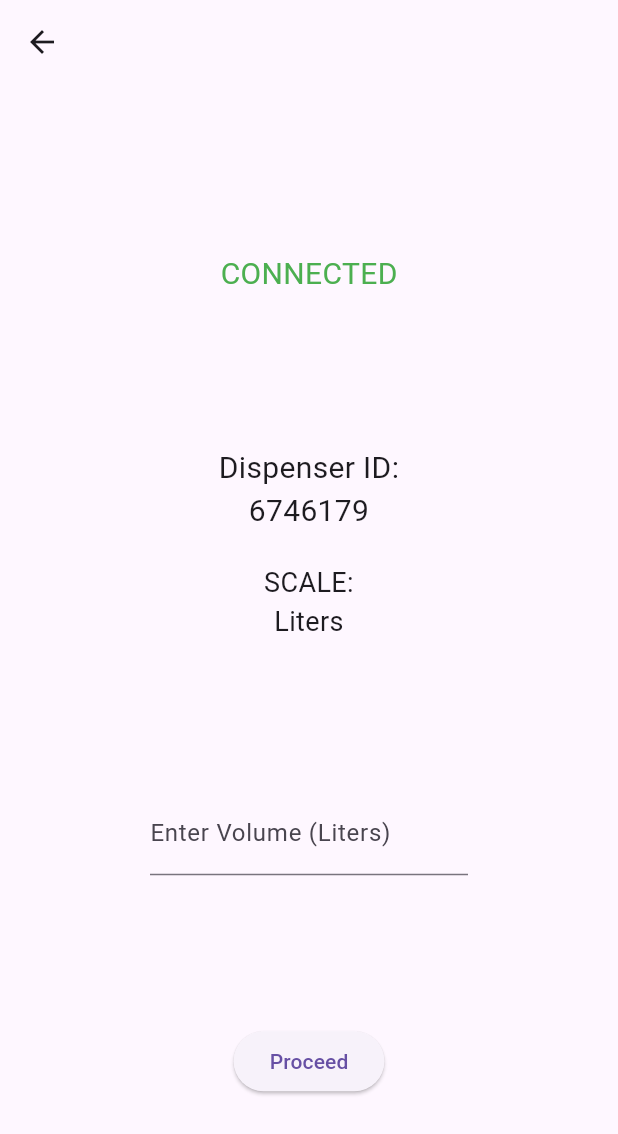
After one commit to nsisong/nfcpay, a Flutter app: the DispenserControl screen opened directly, on a phone screen of 412 x 824 dp. The commit adds this screen. Shown: the top 1134 px of the screen. Run offline on Flutter 3.47's test engine with Material 3 defaults, Android fonts, the phone set to English and light mode, and no system bars; our stand-ins replace flutter_blue; missing offline and left inert: nfc_manager.

Commit message:
designed the s3 screen

```diff
--- /dev/null
+++ b/lib/screen3.dart
@@ -0,0 +1,76 @@
+import 'package:flutter/material.dart';
+
+class DispenserControl extends StatefulWidget {
+  @override
+  _DispenserControlState createState() => _DispenserControlState();
+}
+
+class _DispenserControlState extends State<DispenserControl> {
+  String dispenserId = "6746179";
+  double currentScaleReading = 50.0; // Liters
+  String enteredVolume = "";
+
+  @override
+  Widget build(BuildContext context) {
+    return Scaffold(
+      appBar: AppBar(
+          // title: Text("Dispenser Control"),
+          ),
+      body: Center(
+        child: SingleChildScrollView(
+          // Wrap your Column with SingleChildScrollView
+          child: Column(
+            crossAxisAlignment: CrossAxisAlignment.center,
+            children: [
+              SizedBox(height: 20), // Add space above the "CONNECTED" text
+              Text(
+                "CONNECTED",
+                style: TextStyle(
+                  fontSize: 20,
+                  color: Colors.green,
+                ),
+              ),
+              SizedBox(height: 100), // Add space below the "CONNECTED" text
+              Text(
+                "Dispenser ID:\n$dispenserId", // Use '\n' to create a line break
+                style: TextStyle(fontSize: 20),
+                textAlign: TextAlign.center, // Align the text to the center
+              ),
+              SizedBox(height: 20),
+              Text(
+                "SCALE: \nLiters",
+                style: TextStyle(fontSize: 18),
+                textAlign: TextAlign.center,
+              ),
+              Padding(
+                padding: EdgeInsets.all(100),
+                child: TextField(
+                  keyboardType: TextInputType.number,
+                  decoration: InputDecoration(
+                    labelText: "Enter Volume (Liters)",
+                  ),
+                  onChanged: (value) {
+                    setState(() {
+                      enteredVolume = value;
+                    });
+                  },
+                ),
+              ),
+              ElevatedButton(
+                onPressed: () {
+                  // Implement logic to send the entered volume to the dispenser (replace with your specific logic)
+                  print("Dispensing $enteredVolume liters...");
+                  // Clear the entered volume after sending
+                  setState(() {
+                    enteredVolume = "";
+                  });
+                },
+                child: Text("Proceed"),
+              ),
+            ],
+          ),
+        ),
+      ),
+    );
+  }
+}
```
Also changed, not shown: lib/main.dart (+116 -151 lines), lib/my_home_page.dart (added, +27 -0 lines), pubspec.yaml (+9 -0 lines), pubspec.lock, 1 other file.
